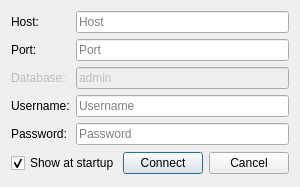
Above: forms/repo_dialogconnect.ui from 3drepo/3drepogui before the change. Below: the same form after it.
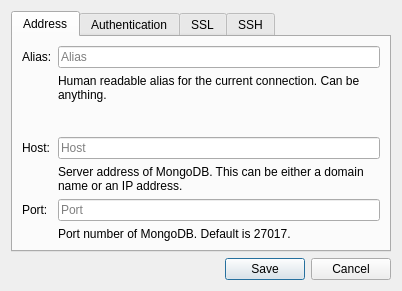
That is the form after the change.

Commit message: #51 Modified original Connect Dialog to list new tabs. TODO: read and store settings and connect.

The edit to the form file:
```diff
--- a/forms/repo_dialogconnect.ui
+++ b/forms/repo_dialogconnect.ui
@@ -6,57 +6,128 @@
    <rect>
     <x>0</x>
     <y>0</y>
-    <width>300</width>
-    <height>187</height>
+    <width>402</width>
+    <height>291</height>
    </rect>
   </property>
-  <property name="minimumSize">
-   <size>
-    <width>300</width>
-    <height>187</height>
-   </size>
-  </property>
-  <property name="maximumSize">
-   <size>
-    <width>300</width>
-    <height>187</height>
-   </size>
-  </property>
   <property name="windowTitle">
    <string>Connect</string>
   </property>
   <property name="sizeGripEnabled">
    <bool>false</bool>
   </property>
-  <layout class="QFormLayout" name="formLayout">
+  <layout class="QVBoxLayout" name="verticalLayout">
+   <item>
+    <widget class="QTabWidget" name="tabWidget">
+     <property name="currentIndex">
+      <number>0</number>
+     </property>
+     <widget class="QWidget" name="addressTab">
+      <attribute name="title">
+       <string>Address</string>
+      </attribute>
+      <layout class="QFormLayout" name="formLayout_2">
    <item row="0" column="0">
+        <widget class="QLabel" name="label_3">
+         <property name="text">
+          <string>Alias:</string>
+         </property>
+        </widget>
+       </item>
+       <item row="0" column="1">
+        <widget class="QLineEdit" name="aliasLineEdit">
+         <property name="placeholderText">
+          <string>Alias</string>
+         </property>
+         <property name="clearButtonEnabled">
+          <bool>true</bool>
+         </property>
+        </widget>
+       </item>
+       <item row="1" column="1">
+        <widget class="QLabel" name="label_4">
+         <property name="text">
+          <string>Human readable alias for the current connection. Can be anything.</string>
+         </property>
+         <property name="wordWrap">
+          <bool>true</bool>
+         </property>
+        </widget>
+       </item>
+       <item row="2" column="1">
+        <spacer name="verticalSpacer_2">
+         <property name="orientation">
+          <enum>Qt::Vertical</enum>
+         </property>
+         <property name="sizeHint" stdset="0">
+          <size>
+           <width>20</width>
+           <height>40</height>
+          </size>
+         </property>
+        </spacer>
+       </item>
+       <item row="3" column="0">
     <widget class="QLabel" name="labelHost">
      <property name="text">
       <string>Host:</string>
      </property>
     </widget>
    </item>
-   <item row="0" column="1">
-    <widget class="QLineEdit" name="lineEditHost">
+       <item row="3" column="1">
+        <widget class="QLineEdit" name="hostLineEdit">
      <property name="placeholderText">
       <string>Host</string>
      </property>
-    </widget>
-   </item>
-   <item row="1" column="0">
+         <property name="clearButtonEnabled">
+          <bool>true</bool>
+         </property>
+        </widget>
+       </item>
+       <item row="5" column="0">
     <widget class="QLabel" name="labelPort">
      <property name="text">
       <string>Port:</string>
      </property>
     </widget>
    </item>
-   <item row="1" column="1">
-    <widget class="QLineEdit" name="lineEditPort">
+       <item row="5" column="1">
+        <widget class="QLineEdit" name="portLineEdit">
      <property name="placeholderText">
       <string>Port</string>
      </property>
-    </widget>
-   </item>
+         <property name="clearButtonEnabled">
+          <bool>true</bool>
+         </property>
+        </widget>
+       </item>
+       <item row="6" column="1">
+        <widget class="QLabel" name="label_6">
+         <property name="text">
+          <string>Port number of MongoDB. Default is 27017.</string>
+         </property>
+         <property name="wordWrap">
+          <bool>true</bool>
+         </property>
+        </widget>
+       </item>
+       <item row="4" column="1">
+        <widget class="QLabel" name="label_5">
+         <property name="text">
+          <string>Server address of MongoDB. This can be either a domain name or an IP address.</string>
+         </property>
+         <property name="wordWrap">
+          <bool>true</bool>
+         </property>
+        </widget>
+       </item>
+      </layout>
+     </widget>
+     <widget class="QWidget" name="authenticationTab">
+      <attribute name="title">
+       <string>Authentication</string>
+      </attribute>
+      <layout class="QFormLayout" name="formLayout">
    <item row="3" column="0">
     <widget class="QLabel" name="labelUserName">
      <property name="text">
@@ -69,6 +140,9 @@
      <property name="placeholderText">
       <string>Username</string>
      </property>
+         <property name="clearButtonEnabled">
+          <bool>true</bool>
+         </property>
     </widget>
    </item>
    <item row="4" column="0">
@@ -86,90 +160,72 @@
      <property name="placeholderText">
       <string>Password</string>
      </property>
-    </widget>
-   </item>
-   <item row="6" column="0" colspan="2">
-    <layout class="QHBoxLayout" name="horizontal">
-     <property name="spacing">
-      <number>6</number>
-     </property>
-     <property name="leftMargin">
-      <number>0</number>
-     </property>
-     <property name="topMargin">
-      <number>0</number>
-     </property>
-     <property name="rightMargin">
-      <number>0</number>
-     </property>
-     <property name="bottomMargin">
-      <number>0</number>
-     </property>
-     <item>
-      <widget class="QCheckBox" name="checkBoxShowAtStartup">
-       <property name="enabled">
+         <property name="clearButtonEnabled">
         <bool>true</bool>
        </property>
-       <property name="text">
-        <string>Show at startup</string>
-       </property>
-       <property name="checked">
-        <bool>true</bool>
-       </property>
-      </widget>
-     </item>
-     <item>
-      <spacer name="spacer">
-       <property name="orientation">
-        <enum>Qt::Horizontal</enum>
-       </property>
-       <property name="sizeHint" stdset="0">
-        <size>
-         <width>131</width>
-         <height>31</height>
-        </size>
-       </property>
-      </spacer>
-     </item>
-     <item>
-      <widget class="QPushButton" name="okButton">
-       <property name="text">
-        <string>Connect</string>
-       </property>
-      </widget>
-     </item>
-     <item>
-      <widget class="QPushButton" name="cancelButton">
-       <property name="text">
-        <string>Cancel</string>
-       </property>
-      </widget>
-     </item>
-    </layout>
-   </item>
-   <item row="2" column="1">
-    <widget class="QLineEdit" name="lineEditDatabase">
-     <property name="enabled">
-      <bool>false</bool>
-     </property>
-     <property name="text">
-      <string>admin</string>
-     </property>
-     <property name="placeholderText">
-      <string>Database</string>
-     </property>
-    </widget>
-   </item>
-   <item row="2" column="0">
-    <widget class="QLabel" name="labelDatabase">
-     <property name="enabled">
-      <bool>false</bool>
-     </property>
+        </widget>
+       </item>
+       <item row="0" column="0">
+        <widget class="QLabel" name="label">
      <property name="text">
       <string>Database:</string>
      </property>
     </widget>
    </item>
+       <item row="0" column="1">
+        <widget class="QLineEdit" name="databaseLineEdit">
+         <property name="placeholderText">
+          <string>Database</string>
+         </property>
+         <property name="clearButtonEnabled">
+          <bool>true</bool>
+         </property>
+        </widget>
+       </item>
+       <item row="1" column="1">
+        <widget class="QLabel" name="label_2">
+         <property name="text">
+          <string>Database to authenticate against. Admin database requires special privileges.</string>
+         </property>
+         <property name="wordWrap">
+          <bool>true</bool>
+         </property>
+        </widget>
+       </item>
+       <item row="2" column="1">
+        <spacer name="verticalSpacer">
+         <property name="orientation">
+          <enum>Qt::Vertical</enum>
+         </property>
+         <property name="sizeHint" stdset="0">
+          <size>
+           <width>20</width>
+           <height>40</height>
+          </size>
+         </property>
+        </spacer>
+       </item>
+      </layout>
+     </widget>
+     <widget class="QWidget" name="sslTab">
+      <attribute name="title">
+       <string>SSL</string>
+      </attribute>
+     </widget>
+     <widget class="QWidget" name="sshTab">
+      <attribute name="title">
+       <string>SSH</string>
+      </attribute>
+     </widget>
+    </widget>
+   </item>
+   <item>
+    <widget class="QDialogButtonBox" name="buttonBox">
+     <property name="standardButtons">
+      <set>QDialogButtonBox::Cancel|QDialogButtonBox::Save</set>
+     </property>
+    </widget>
+   </item>
   </layout>
  </widget>
  <resources/>
```
Left out of the diff: 43 changed lines with no effect on the pictures. Lines whose indentation alone changed are shown as unchanged. The commit also changes 7 other files.
